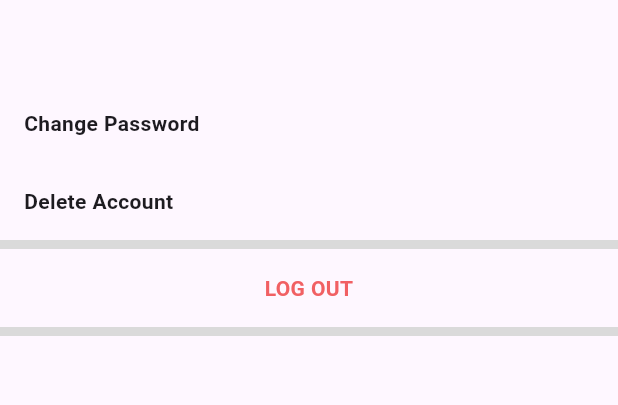
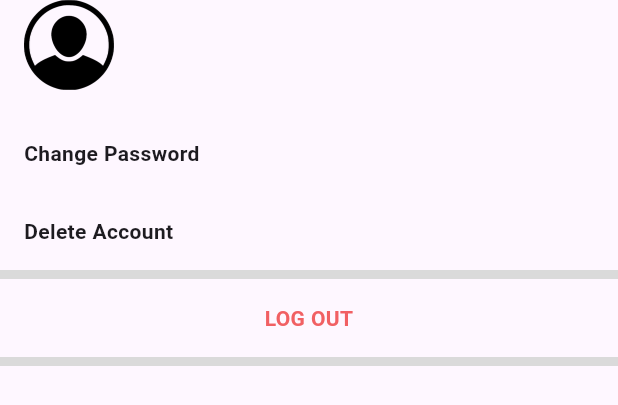
Before and after one commit to dwirandyh/ReadSwiftApp, a Flutter app: the ProfileSectionView widget shown alone on an empty page, opened directly, on a phone screen of 412 x 824 dp. Shown: the top 405 px of the screen. Run offline on Flutter 3.47's test engine with Material 3 defaults, Android fonts, the phone set to English and light mode, and no system bars; our stand-ins replace bloc, bloc_concurrency, cached_network_image, device_info_plus, dio, equatable and 9 more; missing offline and left inert: flutter_facebook_auth; accounts and stored records are empty.

Commit message:
feat(user-setting): add default user image profile

```diff
--- a/packages/user/lib/view/menu/profile_section_view.dart
+++ b/packages/user/lib/view/menu/profile_section_view.dart
@@ -22,27 +22,8 @@ class ProfileSectionView extends StatelessWidget {
             builder: (context, state) {
               return Row(
                 children: [
-                  if (state.user?.avatar != null)
-                    Padding(
-                      padding: const EdgeInsets.only(bottom: 16),
-                      child: CachedNetworkImage(
-                        imageUrl: state.user!.avatar!,
-                        imageBuilder: (context, imageProvider) => Container(
-                          width: 60,
-                          height: 60,
-                          decoration: BoxDecoration(
-                            shape: BoxShape.circle,
-                            image: DecorationImage(
-                              image: imageProvider,
-                              fit: BoxFit.cover,
-                            ),
-                          ),
-                        ),
-                        placeholder: (context, url) => Container(),
-                        errorWidget: (context, url, error) =>
-                            _userPlaceholder(),
-                      ),
-                    ),
+                  _userProfileImage(state.user),
+                  const SizedBox(width: 16),
                   Column(
                     crossAxisAlignment: CrossAxisAlignment.start,
                     children: [
@@ -109,6 +90,29 @@ class ProfileSectionView extends StatelessWidget {
     );
   }
 
+  Widget _userProfileImage(User? user) {
+    if (user?.avatar != null) {
+      return CachedNetworkImage(
+        imageUrl: user!.avatar!,
+        imageBuilder: (context, imageProvider) => Container(
+          width: 60,
+          height: 60,
+          decoration: BoxDecoration(
+            shape: BoxShape.circle,
+            image: DecorationImage(
+              image: imageProvider,
+              fit: BoxFit.cover,
+            ),
+          ),
+        ),
+        placeholder: (context, url) => _userPlaceholder(),
+        errorWidget: (context, url, error) => _userPlaceholder(),
+      );
+    } else {
+      return _userPlaceholder();
+    }
+  }
+
   Widget _userPlaceholder() {
     return SizedBox(
       width: 60,
```
